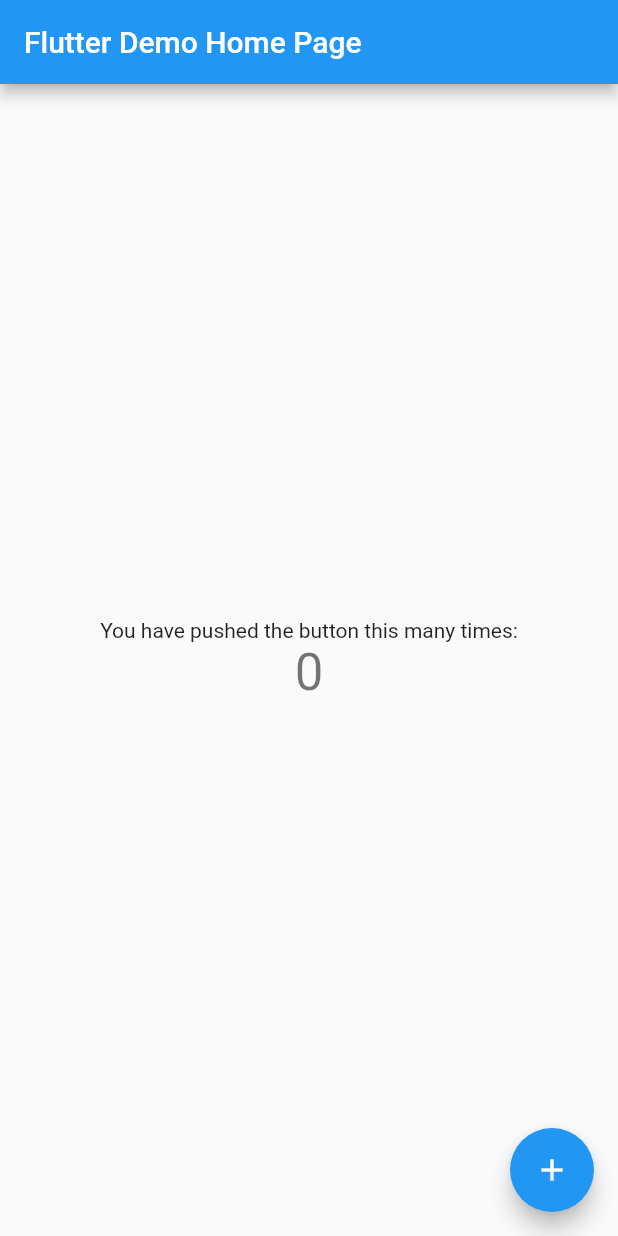
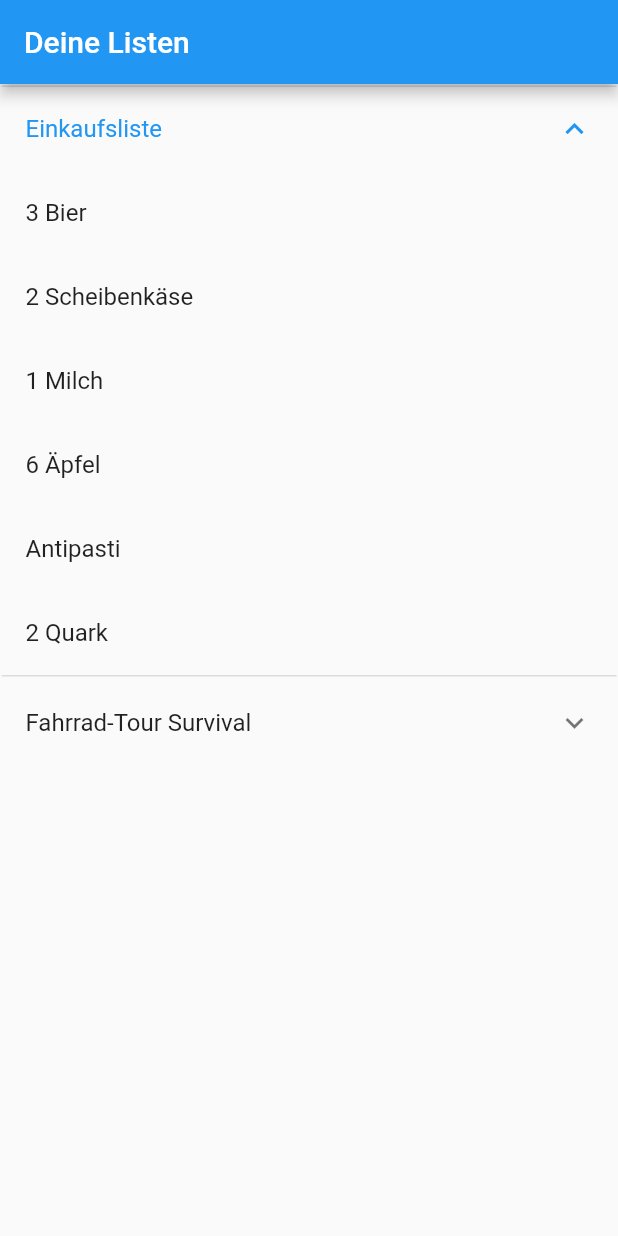
Before and after one commit to NoHive/listopolis, a Flutter app: the screen it shows after launch, on a phone screen of 412 x 824 dp. Run offline on Flutter 3.47's test engine with Material 2 defaults, Android fonts, the phone set to English and light mode, and no system bars; our stand-ins replace bloc, dartz, flutter_bloc, freezed_annotation, shared_preferences; generated files the repository leaves out were written again.

Commit message:
demo app

```diff
--- /dev/null
+++ b/lib/core/localization/localization.dart
@@ -0,0 +1,3 @@
+abstract class ListopolisString{
+
+}
--- /dev/null
+++ b/lib/features/listopolis/application/active_lists/activelist_event.dart
@@ -0,0 +1,6 @@
+part of 'activelist_bloc.dart';
+
+@freezed
+abstract class ActivelistEvent with _$ActivelistEvent {
+  const factory ActivelistEvent.load() = _LoadLists;
+}
--- /dev/null
+++ b/lib/features/listopolis/application/active_lists/activelist_state.dart
@@ -0,0 +1,9 @@
+part of 'activelist_bloc.dart';
+
+@freezed
+abstract class ActivelistState with _$ActivelistState {
+  const factory ActivelistState.initial() = _Initial;
+  const factory ActivelistState.loading() = _Loading;
+  const factory ActivelistState.loaded({@required List<ActiveList> userLists}) = _Loaded;
+  const factory ActivelistState.error({@required Failure failure}) = _Error;
+}
--- a/lib/features/listopolis/data/models/list_template.dart
+++ b/lib/features/listopolis/data/models/list_template.dart
@@ -13,6 +13,7 @@ abstract class ListTemplate implements _$ListTemplate{
     {
       @required String id,
       @required String name,
+      @required int position,
       @JsonKey(fromJson: listTypeFromJson, toJson: listTypeToJson)
       @required ListType type,
       List<ListTemplatePosition> templatePositions
--- a/lib/features/listopolis/data/repositories/repository_implementations.dart
+++ b/lib/features/listopolis/data/repositories/repository_implementations.dart
@@ -4,6 +4,7 @@ import 'package:flutter/foundation.dart';
 import 'package:listopolis/features/listopolis/data/datasources/data_source.dart';
 import 'package:listopolis/features/listopolis/data/models/list.dart';
 import 'package:listopolis/features/listopolis/data/models/list_template.dart';
+import 'package:listopolis/features/listopolis/data/models/list_type.dart';
 import 'package:listopolis/features/listopolis/data/models/user_data.dart';
 import 'package:listopolis/core/error/failures.dart';
 import 'package:dartz/dartz.dart';
@@ -19,17 +20,7 @@ class RepositoryImpl implements IRepository{
   RepositoryImpl(this.dataSource);
   Option<UserData> uDataCache = None();
 
-  @override
-  Future<Either<Failure, Option<UserData>>> requestData(String userID) async{
-    try{
-        if(uDataCache.isNone()){
-          uDataCache = await dataSource.readUserData();
-        }
-        return Future.value(Right(uDataCache));
-    }catch(e){
-      return Future.value(Left(Failure.serviceAccessFailed()));
-    }
-  }
+
 
     @override
     Future<Either<Failure, Unit>> sendData() async{
@@ -43,8 +34,8 @@ class RepositoryImpl implements IRepository{
   }
 
   @override
-  Future<Either<Failure, Option<UserData>>> initDataSource(String userID) async {
-     UserData udata = UserData(id: userID, name: userID);
+  Future<Either<Failure, Option<UserData>>> initDataSource() async {
+     UserData udata = UserData(id: Uuid().v1(), name: "no user name yet");
      try{
         await dataSource.writeUserData(udata);
         uDataCache = Some(udata);
@@ -61,6 +52,117 @@ class RepositoryImpl implements IRepository{
     Option<List<ActiveList>> activeLists  = uDataCache.map((userdata) => userdata.activeLists);
     return Future.value(Right(activeLists.getOrElse(() => List())));
 
+
+  }
+
+  @override
+  Future<Either<Failure, List<ListTemplate>>> getTemplates() {
+    Option<List<ListTemplate>> templateOption  = uDataCache.map((userdata) => userdata.templates);
+    return Future.value(Right(templateOption.getOrElse(() => List())));
+  }
+
+  @override
+  bool isInitialized() {
+    return uDataCache.isSome();
+  }
+
+}
+class DemoRepositoryImpl implements IRepository{
+
+
+  DemoRepositoryImpl();
+  Option<UserData> uDataCache = None();
+
+
+
+    @override
+    Future<Either<Failure, Unit>> sendData() async{
+    try{
+
+        return Future.value(Right(unit));
+    }catch(e){
+      return Future.value(Left(Failure.serviceAccessFailed()));
+    }
+  }
+
+  UserData _constructDemoData(){
+
+  ActiveList l1 = ActiveList(done: false,
+                                id: Uuid().v1(),
+                                name: "Einkaufsliste",
+                                type: ListType.todo(),
+                                position: 1,
+                                opened: true,
+                                listItems:
+                                    [
+                                      ActiveListPosition(position: 1,name: "3 Bier", done: false),
+                                      ActiveListPosition(position: 2,name: "2 Scheibenkäse", done: false),
+                                      ActiveListPosition(position: 3,name: "1 Milch", done: false),
+                                      ActiveListPosition(position: 4,name: "6 Äpfel", done: false),
+                                      ActiveListPosition(position: 5,name: "Antipasti", done: false),
+                                      ActiveListPosition(position: 6,name: "2 Quark", done: false),
+                                    ]
+  );
+  ActiveList l2 = ActiveList(done: false,
+                                id: Uuid().v1(),
+                                name: "Fahrrad-Tour Survival",
+                                type: ListType.remember(),
+                                position: 2,
+                                opened: false,
+                                listItems:
+                                    [
+                                      ActiveListPosition(position: 1,name: "Wasser", done: false),
+                                      ActiveListPosition(position: 2,name: "Sonnenbrille", done: false),
+                                      ActiveListPosition(position: 3,name: "Sonnencreme", done: false),
+                                      ActiveListPosition(position: 4,name: "Sitzunterlage", done: false),
+                                      ActiveListPosition(position: 5,name: "Energie-Riegel!", done: false),
+                                    ]
+  );
+  ListTemplate lt1 = ListTemplate(
+                                id: Uuid().v1(),
+                                name: "Outdoor Unternehmung Sommer",
+                                type: ListType.remember(),
+                                position: 1,
+                                templatePositions:
+                                    [
+                                      ListTemplatePosition(position: 1,name: "Wasser"),
+                                      ListTemplatePosition(position: 2,name: "Sitzunterlage"),
+                                      ListTemplatePosition(position: 3,name: "Zeckenzange"),
+                                      ListTemplatePosition(position: 4,name: "Energie-Riegel"),
+                                      ListTemplatePosition(position: 5,name: "Sonnencreme"),
+                                      ListTemplatePosition(position: 6,name: "Sonnenbrille"),
+
+                                    ]
+  );
+
+    UserData udata = UserData(id: Uuid().v1(),
+                              name: "no user name yet",
+                              activeLists: [l1, l2],
+                              templates: [lt1]
+                    );
+    return udata;
+  }
+
+  @override
+  Future<Either<Failure, Option<UserData>>> initDataSource() async {
+     UserData udata = _constructDemoData();
+     try{
+        uDataCache = Some(udata);
+        return Future.value(Right(Some(udata)));
+    }catch(e){
+      return Future.value(Left(Failure.serviceAccessFailed()));
+    }
+  }
+
+  @override
+  Future<Either<Failure, List<ActiveList>>> getActiveLists() {
+    // TODO: implement getActiveLists
+
+    if(! isInitialized()){
+      initDataSource();
+    }
+    Option<List<ActiveList>> activeLists  = uDataCache.map((userdata) => userdata.activeLists);
+    return Future.value(Right(activeLists.getOrElse(() => List())));
 
   }
 
--- a/lib/features/listopolis/domain/repositories/repositories.dart
+++ b/lib/features/listopolis/domain/repositories/repositories.dart
@@ -8,6 +8,6 @@ abstract class IRepository{
   Future<Either<Failure, List<ActiveList>>> getActiveLists();
   Future<Either<Failure, List<ListTemplate>>> getTemplates();
   bool isInitialized();
-  Future<Either<Failure, Option<UserData>>> initDataSource(String userID);
+  Future<Either<Failure, Option<UserData>>> initDataSource();
   Future<Either<Failure, Unit>> sendData();
 }
--- /dev/null
+++ b/lib/features/listopolis/presentation/active_lists/active_list_main_page.dart
@@ -0,0 +1,100 @@
+
+
+import 'package:flutter/material.dart';
+import 'package:flutter_bloc/flutter_bloc.dart';
+import 'package:listopolis/core/localization/localization.dart';
+import 'package:listopolis/features/listopolis/application/active_lists/activelist_bloc.dart';
+import 'package:listopolis/features/listopolis/data/models/list.dart';
+import 'package:listopolis/features/listopolis/presentation/common_page_functions.dart';
+
+class ActiveListMainPage extends StatefulWidget {
+  ActiveListMainPage({Key key}) : super(key: key);
+
+  @override
+  _ActiveListMainPageState createState() => _ActiveListMainPageState();
+}
+
+class _ActiveListMainPageState extends State<ActiveListMainPage> with CommonPageFunctions {
+   @override
+  void didChangeDependencies() {
+    super.didChangeDependencies();
+    BlocProvider.of<ActivelistBloc>(context)
+      ..add(ActivelistEvent.load());
+  }
+   @override
+  Widget build(BuildContext context) {
+    return Scaffold(appBar: AppBar(title: Text(ActiveListStrings.APP_BAR_TITLE),),
+    body: Container(
+      child: BlocListener<ActivelistBloc, ActivelistState>(
+        listener: (context, state) {
+          state.map(initial: null, loading: null, loaded: null, error: null);
+        },
+        child: BlocBuilder<ActivelistBloc, ActivelistState>(
+          builder: (context, state){
+            return state.map(
+              initial: (s) => showInitial(),
+              loading: (s) => showLoadingIndicator(),
+              loaded: (s) => buildLoadedLists(context, s.userLists),
+              error: (s) => showAppError(mapFailureToLocalizedString(s.failure)));
+          },
+        ),
+      ),
+    )
+    ,);
+
+  }
+
+  Widget buildLoadedLists(BuildContext context, List<ActiveList> lists){
+    final int listCount = lists.length;
+    return ListView.builder(itemBuilder: ( context, i){
+                              return  Container(alignment: Alignment.center,
+                                                margin: EdgeInsets.all(1),
+
+                                                child: ExpansionTile(
+                                                          title: _buildMainItemExpandableTitle(lists[i]),
+                                                          initiallyExpanded: lists[i].opened,
+                                                          children: [ _buildSubElements(context, lists[i].listItems)],
+                                                )
+                              );
+
+                          },
+                           itemCount: listCount,
+                           shrinkWrap: false,
+                           );
+  }
+
+  Widget _buildMainItemExpandableTitle(ActiveList list){
+  return Text(list.name);
+}
+  Widget _buildSubElements(BuildContext ontext, List<ActiveListPosition> listItems){
+    final int listCount = listItems.length;
+    print("listcount = ${listItems.length}");
+
+    //return Container(child:  Text("egal"));
+    // result.add(
+
+     return ListView.builder(itemBuilder: ( context, i){
+                              return  Container(alignment: Alignment.center,
+                                                child:_buildActiveListItem(listItems[i])
+                              );
+
+                          },
+                          itemCount: listCount,
+                          shrinkWrap: true,
+                          physics: ClampingScrollPhysics()
+     );
+    // return result;
+  }
+
+  Widget _buildActiveListItem(ActiveListPosition listPosition){
+    print("constructing ${listPosition.name}");
+    return ListTile(title: Text(listPosition.name));
+  }
+}
+
+
+
+
+class ActiveListStrings implements ListopolisString{
+  static const APP_BAR_TITLE = "Deine Listen";
+}
--- /dev/null
+++ b/lib/features/listopolis/presentation/common_page_functions.dart
@@ -0,0 +1,27 @@
+import 'package:flutter/material.dart';
+import 'package:listopolis/core/error/failures.dart';
+
+mixin CommonPageFunctions{
+  Widget showAppError(String showMessage){
+    return Text(showMessage);
+  }
+
+  Widget showLoadingIndicator(){
+    return Center(
+      child: CircularProgressIndicator(),
+    );
+  }
+  Widget showInitial(){
+    return Center(
+      child: Text("App wurde gestartet"),
+    );
+  }
+
+  String mapFailureToLocalizedString(Failure fail){
+    return fail.map(
+      deviceOffline: (f) => "Gerät hat keine Internetverbindung",
+      serverConnectFailed: (f) => "Der Service ist nicht erreichbar",
+      serviceAccessFailed: (f) => "Beim Zugriff auf den Service ist ein Fehler aufgetreten");
+
+  }
+}
--- a/lib/main.dart
+++ b/lib/main.dart
@@ -1,138 +1,27 @@
 import 'package:flutter/material.dart';
+import 'package:flutter_bloc/flutter_bloc.dart';
+import 'package:listopolis/features/listopolis/application/active_lists/activelist_bloc.dart';
 import 'package:listopolis/features/listopolis/data/models/list.dart';
 import 'package:listopolis/features/listopolis/data/models/list_type.dart';
+import 'package:listopolis/features/listopolis/data/repositories/repository_implementations.dart';
+import 'package:listopolis/features/listopolis/presentation/active_lists/active_list_main_page.dart';
 
 void main() {
-  runApp(MyApp());
+  runApp(ListopolisRoot());
 }
 
-class MyApp extends StatelessWidget {
-  // This widget is the root of your application.
+class ListopolisRoot extends StatelessWidget {
+  const ListopolisRoot({Key key}) : super(key: key);
+
   @override
   Widget build(BuildContext context) {
     return MaterialApp(
-      title: 'Flutter Demo',
-      theme: ThemeData(
-        // This is the theme of your application.
-        //
-        // Try running your application with "flutter run". You'll see the
-        // application has a blue toolbar. Then, without quitting the app, try
-        // changing the primarySwatch below to Colors.green and then invoke
-        // "hot reload" (press "r" in the console where you ran "flutter run",
-        // or simply save your changes to "hot reload" in a Flutter IDE).
-        // Notice that the counter didn't reset back to zero; the application
-        // is not restarted.
-        primarySwatch: Colors.blue,
-        // This makes the visual density adapt to the platform that you run
-        // the app on. For desktop platforms, the controls will be smaller and
-        // closer together (more dense) than on mobile platforms.
-        visualDensity: VisualDensity.adaptivePlatformDensity,
+      title: "Listopolis",
+      home: BlocProvider(
+        create: (context) => ActivelistBloc(repository: DemoRepositoryImpl()),
+        child: ActiveListMainPage(),
       ),
-      home: MyHomePage(title: 'Flutter Demo Home Page'),
+
     );
   }
 }
-
-class MyHomePage extends StatefulWidget {
-  MyHomePage({Key key, this.title}) : super(key: key);
-
-  // This widget is the home page of your application. It is stateful, meaning
-  // that it has a State object (defined below) that contains fields that affect
-  // how it looks.
-
-  // This class is the configuration for the state. It holds the values (in this
-  // case the title) provided by the parent (in this case the App widget) and
-  // used by the build method of the State. Fields in a Widget subclass are
-  // always marked "final".
-
-  final String title;
-
-  @override
-  _MyHomePageState createState() => _MyHomePageState();
-}
-
-class _MyHomePageState extends State<MyHomePage> {
-  int _counter = 0;
-
-  void _incrementCounter() {
-
-    ActiveList l1 = ActiveList(done: false,
-                                id: "sdsdfsdf",
-                                name: "egal",
-                                type: ListType.remember(),
-                                position: 1,
-                                opened: false,
-                                listItems:
-[
-    ActiveListPosition(position: 1,name: "mach mal", done: false),
-    ActiveListPosition(position: 2,name: "mach noch mal", done: false),
-   ActiveListPosition(position: 3,name: "mach noch mal", done: false)
-]
-                                );
-
-    final actListStr = l1.toJson();
-
-    print("active List = $actListStr");
-
-    setState(() {
-      // This call to setState tells the Flutter framework that something has
-      // changed in this State, which causes it to rerun the build method below
-      // so that the display can reflect the updated values. If we changed
-      // _counter without calling setState(), then the build method would not be
-      // called again, and so nothing would appear to happen.
-      _counter++;
-    });
-  }
-
-  @override
-  Widget build(BuildContext context) {
-    // This method is rerun every time setState is called, for instance as done
-    // by the _incrementCounter method above.
-    //
-    // The Flutter framework has been optimized to make rerunning build methods
-    // fast, so that you can just rebuild anything that needs updating rather
-    // than having to individually change instances of widgets.
-    return Scaffold(
-      appBar: AppBar(
-        // Here we take the value from the MyHomePage object that was created by
-        // the App.build method, and use it to set our appbar title.
-        title: Text(widget.title),
-      ),
-      body: Center(
-        // Center is a layout widget. It takes a single child and positions it
-        // in the middle of the parent.
-        child: Column(
-          // Column is also a layout widget. It takes a list of children and
-          // arranges them vertically. By default, it sizes itself to fit its
-          // children horizontally, and tries to be as tall as its parent.
-          //
-          // Invoke "debug painting" (press "p" in the console, choose the
-          // "Toggle Debug Paint" action from the Flutter Inspector in Android
-          // Studio, or the "Toggle Debug Paint" command in Visual Studio Code)
-          // to see the wireframe for each widget.
-          //
-          // Column has various properties to control how it sizes itself and
-          // how it positions its children. Here we use mainAxisAlignment to
-          // center the children vertically; the main axis here is the vertical
-          // axis because Columns are vertical (the cross axis would be
-          // horizontal).
-          mainAxisAlignment: MainAxisAlignment.center,
-          children: <Widget>[
-            Text(
-              'You have pushed the button this many times:',
-            ),
-            Text(
-              '$_counter',
-              style: Theme.of(context).textTheme.headline4,
-            ),
-          ],
-        ),
-      ),
-      floatingActionButton: FloatingActionButton(
-        onPressed: _incrementCounter,
-        tooltip: 'Increment',
-        child: Icon(Icons.add),
-      ), // This trailing comma makes auto-formatting nicer for build methods.
-    );
-  }
-}
```
Also changed, not shown: lib/features/listopolis/application/active_lists/activelist_bloc.dart (added, +32 -0 lines), lib/features/listopolis/application/active_lists/activelist_bloc.freezed.dart (added), lib/features/listopolis/data/models/list_template.freezed.dart, lib/features/listopolis/data/models/list_template.g.dart, 1 other file.
